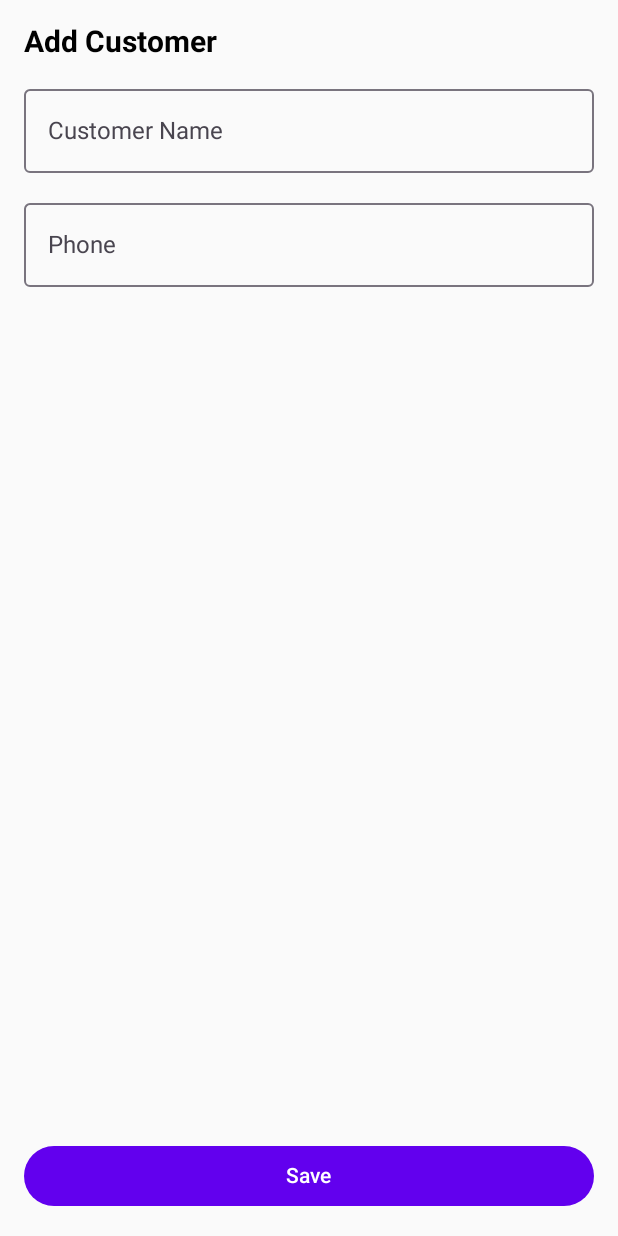
After one commit to bhkrayem/ChInv, an Android app built with Jetpack Compose: the AddCustomerScreen screen opened through its navigation route, on a phone screen of 412 x 824 dp. The commit adds this screen. Run offline under Robolectric (Android 15) with nearby library versions, the phone set to English and light mode, and no system bars; our stand-ins replace Room's generated code.

```diff
--- /dev/null
+++ b/app/src/main/java/com/bahaa/chinv/AddCustomerScreen.kt
@@ -0,0 +1,81 @@
+package com.bahaa.chinv
+
+import androidx.compose.foundation.layout.Arrangement
+import androidx.compose.foundation.layout.Column
+import androidx.compose.foundation.layout.Spacer
+import androidx.compose.foundation.layout.fillMaxSize
+import androidx.compose.foundation.layout.fillMaxWidth
+import androidx.compose.foundation.layout.padding
+import androidx.compose.foundation.text.KeyboardOptions
+import androidx.compose.material3.Button
+import androidx.compose.material3.MaterialTheme
+import androidx.compose.material3.OutlinedTextField
+import androidx.compose.material3.Text
+import androidx.compose.runtime.Composable
+import androidx.compose.runtime.getValue
+import androidx.compose.runtime.mutableStateOf
+import androidx.compose.runtime.remember
+import androidx.compose.runtime.setValue
+import androidx.compose.ui.Modifier
+import androidx.compose.ui.text.input.KeyboardType
+import androidx.compose.ui.unit.dp
+import androidx.lifecycle.viewmodel.compose.viewModel
+import androidx.navigation.NavHostController
+import com.bahaa.chinv.data.Customer
+import com.bahaa.chinv.viewmodel.CustomerViewModel
+
+@Composable
+fun AddCustomerScreen(
+    navController: NavHostController,
+    customerId: Int = 0,
+    existingName: String = "",
+    existingPhone: String = ""
+) {
+    val viewModel: CustomerViewModel = viewModel()
+
+    var name by remember { mutableStateOf(existingName) }
+    var phone by remember { mutableStateOf(existingPhone) }
+
+    Column(
+        modifier = Modifier
+            .fillMaxSize()
+            .padding(16.dp),
+        verticalArrangement = Arrangement.spacedBy(12.dp)
+    ) {
+        Text("Add Customer", style = MaterialTheme.typography.titleLarge)
+
+        OutlinedTextField(
+            value = name,
+            onValueChange = { name = it },
+            label = { Text("Customer Name") },
+            modifier = Modifier.fillMaxWidth()
+        )
+
+        OutlinedTextField(
+            value = phone,
+            onValueChange = { phone = it },
+            label = { Text("Phone") },
+            modifier = Modifier.fillMaxWidth(),
+            keyboardOptions = KeyboardOptions(keyboardType = KeyboardType.Phone)
+        )
+
+        Spacer(modifier = Modifier.weight(1f))
+
+        Button(
+            onClick = {
+                if (name.isNotBlank()) {
+                    val customer = Customer(
+                        id = customerId,
+                        name = name,
+                        phone = phone
+                    )
+                    viewModel.insert(customer)
+                    navController.popBackStack()
+                }
+            },
+            modifier = Modifier.fillMaxWidth()
+        ) {
+            Text("Save")
+        }
+    }
+}
--- a/app/src/main/java/com/bahaa/chinv/NavGraph.kt
+++ b/app/src/main/java/com/bahaa/chinv/NavGraph.kt
@@ -36,6 +36,22 @@ fun AppNavGraph(
                 existingPiecesPerBox = pieces
             )
         }
+        composable(Screen.AddCustomer.route) {
+            AddCustomerScreen(navController)
+        }
+
+        composable("edit_customer/{id}/{name}/{phone}") { backStackEntry ->
+            val id = backStackEntry.arguments?.getString("id")?.toInt() ?: 0
+            val name = backStackEntry.arguments?.getString("name") ?: ""
+            val phone = backStackEntry.arguments?.getString("phone") ?: ""
+
+            AddCustomerScreen(
+                navController = navController,
+                customerId = id,
+                existingName = name,
+                existingPhone = phone
+            )
+        }
 
     }
 
--- a/app/src/main/java/com/bahaa/chinv/Screens.kt
+++ b/app/src/main/java/com/bahaa/chinv/Screens.kt
@@ -8,5 +8,7 @@ sealed class Screen(val route: String) {
     object Reports : Screen("reports")
     object AddItem : Screen("add_item")
     object EditItem : Screen("edit_item")
+    object AddCustomer : Screen("add_customer")
+    object EditCustomer : Screen("edit_customer")
 
 }
```
Also changed, not shown: app/src/main/java/com/bahaa/chinv/CustomersScreen.kt (+91 -4 lines).
